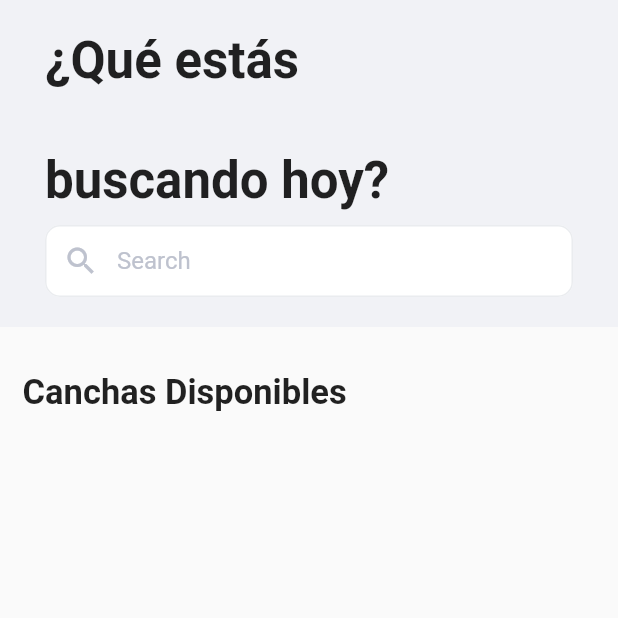
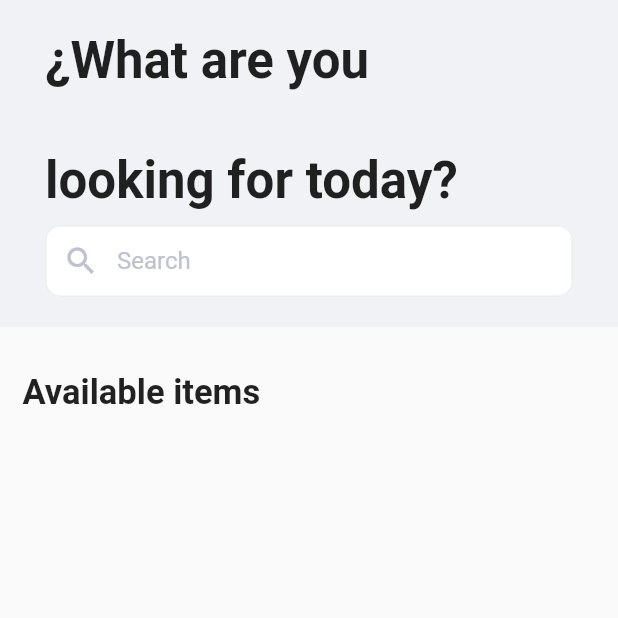
Before and after one commit to AntonyChinVal/flutter-clean-architecture, a Flutter app: the AppItemListTemplate screen opened directly with empty values, on a phone screen of 412 x 824 dp, the top half of it. Run offline on Flutter 3.47's test engine with Material 2 defaults, Android fonts, the light colour scheme and no system bars; our stand-ins replace bloc, dio, equatable, firebase_core, flutter_bloc, flutter_dotenv and 4 more; accounts and stored records are empty.

Commit message:
Readme Update, Screen core update

```diff
--- a/clean_project/lib/src/presentation/screens/appItemList/AppItemListTemplate.dart
+++ b/clean_project/lib/src/presentation/screens/appItemList/AppItemListTemplate.dart
@@ -26,8 +26,8 @@ class AppItemListTemplate extends StatelessWidget {
                 height: 20,
               ),
               const CTitle(
-                  text: "¿Qué estás\n\n"
-                      "buscando hoy?"),
+                  text: "¿What are you\n\n"
+                      "looking for today?"),
               SizedBox(
                 height: 10,
               ),
@@ -50,7 +50,7 @@ class AppItemListTemplate extends StatelessWidget {
           padding: EdgeInsets.only(left: 15),
           alignment: Alignment.centerLeft,
           child: Text(
-            'Canchas Disponibles',
+            'Available items',
             textAlign: TextAlign.left,
             style: TextStyle(fontWeight: FontWeight.bold, fontSize: 23),
           ),
```
